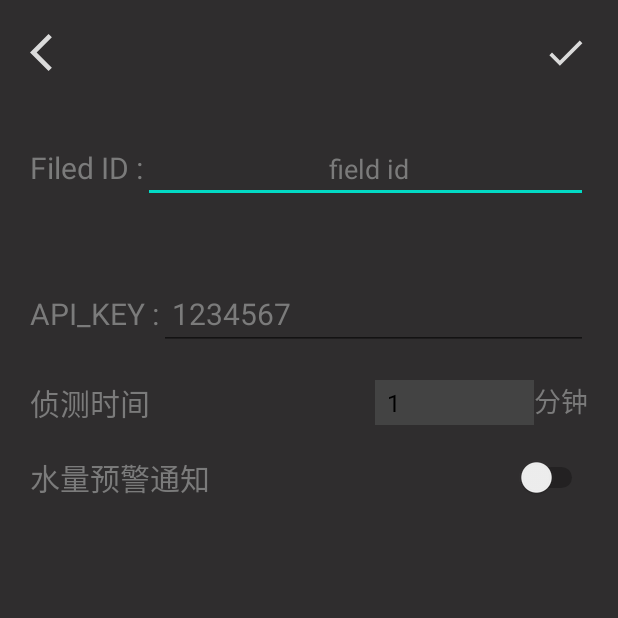
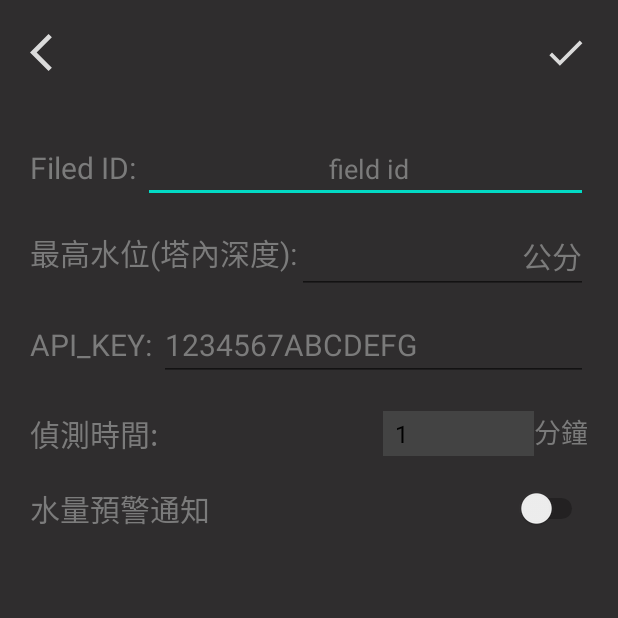
Before and after one commit to minexo79-old/TowerLevelApp, an Android app: the add_menu screen opened directly, with no data from a screen before it, on a phone screen of 412 x 824 dp, the top half of it. Run offline under Robolectric (Android 15) with nearby library versions, the phone set to English and light mode, and no system bars.

Commit message:
更改顏色，繁體化相關敘述，測試水位高度改成10公分，水位與電量計算變更

```diff
--- a/app/src/main/res/drawable/progress_drawable.xml
+++ b/app/src/main/res/drawable/progress_drawable.xml
@@ -1,7 +1,7 @@
 <?xml version="1.0" encoding="utf-8"?>
 <layer-list xmlns:android="http://schemas.android.com/apk/res/android">
     <item android:id="@android:id/background">
-        <color android:color="#66777777" />
+        <color android:color="#66505050" />
     </item>
     <item android:id="@android:id/progress">
         <clip
--- a/app/src/main/res/layout/activity_add_menu.xml
+++ b/app/src/main/res/layout/activity_add_menu.xml
@@ -51,7 +51,7 @@
                 android:id="@+id/field"
                 android:layout_width="wrap_content"
                 android:layout_height="wrap_content"
-                android:text="Filed ID :"
+                android:text="Filed ID: "
                 android:textColor="@color/colorText"
                 android:textSize="20sp" />
 
@@ -75,32 +75,33 @@
         <LinearLayout
             android:id="@+id/lineraLayout_2"
             android:layout_width="match_parent"
-            android:layout_height="30dp"
+            android:layout_height="wrap_content"
             android:layout_marginStart="20dp"
             android:layout_marginTop="10dp"
             android:layout_marginEnd="20dp"
             android:orientation="horizontal"
-            android:visibility="invisible"
             app:layout_constraintStart_toStartOf="parent"
             app:layout_constraintTop_toBottomOf="@id/lineraLayout_1">
 
             <TextView
                 android:layout_width="wrap_content"
-                android:layout_height="match_parent"
-                android:text="Filed number :"
+                android:layout_height="wrap_content"
+                android:text="@string/Tower_MaxLength"
                 android:textColor="@color/colorText"
                 android:textSize="20sp" />
 
-            <Spinner
-                android:id="@+id/spfilednum"
+
+
+            <EditText
+                android:id="@+id/edtTowerHeight"
                 android:layout_width="match_parent"
-                android:layout_height="match_parent"
-                android:layout_marginStart="10dp"
-                android:gravity="center"
-                android:spinnerMode="dropdown"
-                android:textAlignment="center"
-                app:layout_constraintEnd_toEndOf="parent"
-                app:layout_constraintStart_toStartOf="parent" />
+                android:layout_height="wrap_content"
+                android:hint="公分"
+                android:inputType="number"
+                android:gravity="right"
+                android:textColor="@color/colorText"
+                android:textColorHint="@color/colorText"
+                android:textSize="20sp" />
         </LinearLayout>
 
         <LinearLayout
@@ -117,7 +118,7 @@
             <TextView
                 android:layout_width="wrap_content"
                 android:layout_height="wrap_content"
-                android:text="API_KEY :"
+                android:text="API_KEY: "
                 android:textColor="@color/colorText"
                 android:textSize="20sp" />
 
@@ -125,7 +126,7 @@
                 android:id="@+id/edtApiKey"
                 android:layout_width="match_parent"
                 android:layout_height="wrap_content"
-                android:hint=" 1234567 "
+                android:hint="1234567ABCDEFG"
                 android:inputType="text"
                 android:textColor="@color/colorText"
                 android:textColorHint="@color/colorText"
@@ -147,7 +148,7 @@
             <TextView
                 android:layout_width="wrap_content"
                 android:layout_height="match_parent"
-                android:text="侦测时间"
+                android:text= "@string/Tower_CollectTime_Hint"
                 android:textColor="@color/colorText"
                 android:textSize="20sp" />
 
@@ -165,7 +166,7 @@
                 <TextView
                     android:layout_width="wrap_content"
                     android:layout_height="match_parent"
-                    android:text="分钟"
+                    android:text="@string/Tower_Minute_Hint"
                     android:textColor="@color/colorText"
                     android:textSize="18dp" />
             </LinearLayout>
@@ -186,7 +187,7 @@
                     android:layout_width="wrap_content"
                     android:layout_height="match_parent"
                     android:layout_weight="1"
-                    android:text="水量预警通知"
+                    android:text="@string/Tower_Warning_Hint"
                     android:textColor="@color/colorText"
                     android:textSize="20sp" />
 
@@ -214,7 +215,7 @@
                 <TextView
                     android:layout_width="wrap_content"
                     android:layout_height="match_parent"
-                    android:text="水量通知"
+                    android:text="@string/Tower_WarningSet_Hint"
                     android:textColor="@color/colorText"
                     android:textSize="20sp" />
 
@@ -248,6 +249,7 @@
             </LinearLayout>
         </RelativeLayout>
 
+
     </androidx.constraintlayout.widget.ConstraintLayout>
 
 </androidx.coordinatorlayout.widget.CoordinatorLayout>
--- a/app/src/main/res/layout/item.xml
+++ b/app/src/main/res/layout/item.xml
@@ -28,7 +28,7 @@
                     android:id="@+id/img"
                     android:layout_width="match_parent"
                     android:layout_height="match_parent"
-                    android:background="#4CAF50"
+                    android:background="#ADD87C"
                     android:scaleType="centerCrop" />
 
                 <ImageView
@@ -77,7 +77,7 @@
 
                 <TextView
                     android:id="@+id/txtres"
-                    android:layout_width="200dp"
+                    android:layout_width="260dp"
                     android:layout_height="wrap_content"
                     android:layout_below="@+id/txtid"
                     android:layout_marginLeft="10dp"
@@ -133,7 +133,7 @@
                     android:layout_marginStart="10dp"
                     android:layout_marginEnd="10dp"
                     android:layout_marginBottom="10dp"
-                    android:max="180"
+                    android:max="10"
                     android:progressDrawable="@drawable/progress_drawable"/>
 
             </RelativeLayout>
--- a/app/src/main/res/values/strings.xml
+++ b/app/src/main/res/values/strings.xml
@@ -1,5 +1,10 @@
 <resources>
     <string name="app_name">ThingSpeakLib</string>
+    <string name="Tower_MaxLength">最高水位(塔內深度): </string>
+    <string name="Tower_CollectTime_Hint">偵測時間: </string>
+    <string name="Tower_Minute_Hint">分鐘</string>
+    <string name="Tower_Warning_Hint">水量預警通知</string>
+    <string name="Tower_WarningSet_Hint">警戒比例: </string>
     <string-array name="fieldnum">
         <item>1</item>
         <item>2</item>
```
Also changed, not shown: app/src/main/java/com/example/thingspeaklib/MainActivity.java (+12 -9 lines), app/src/main/java/com/example/thingspeaklib/MyListAdapter.java (renamed from app/src/main/java/com/example/thingspeaklib/adapter.java, +11 -8 lines), app/src/main/java/com/example/thingspeaklib/set_color.java (+11 -12 lines).
